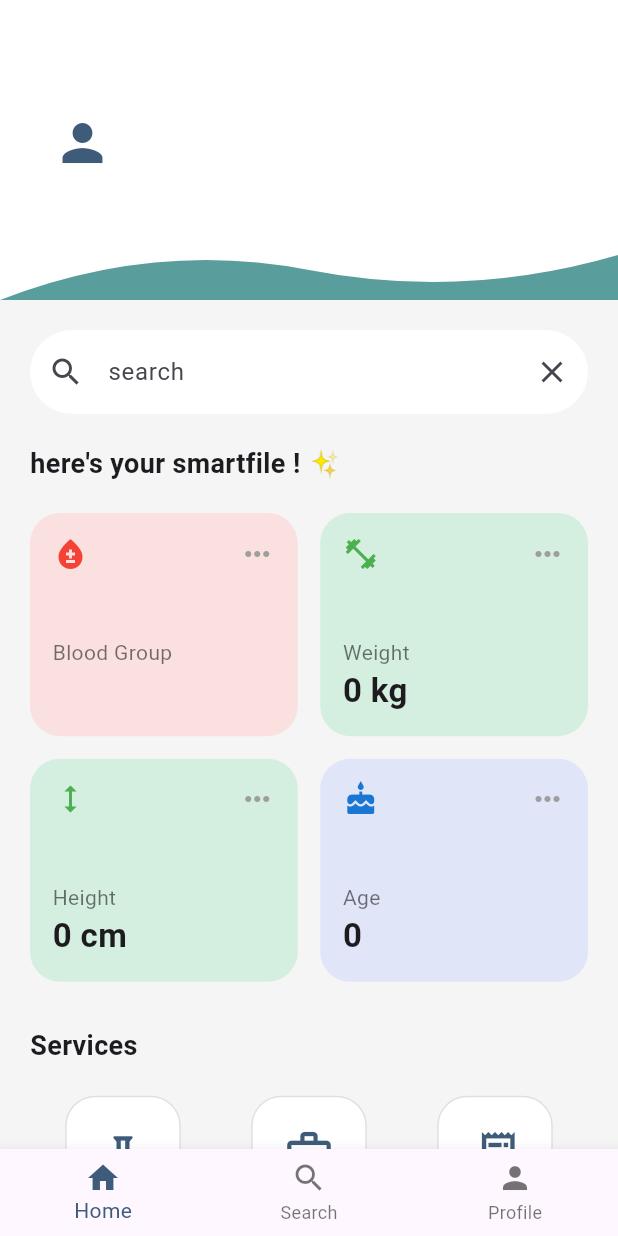
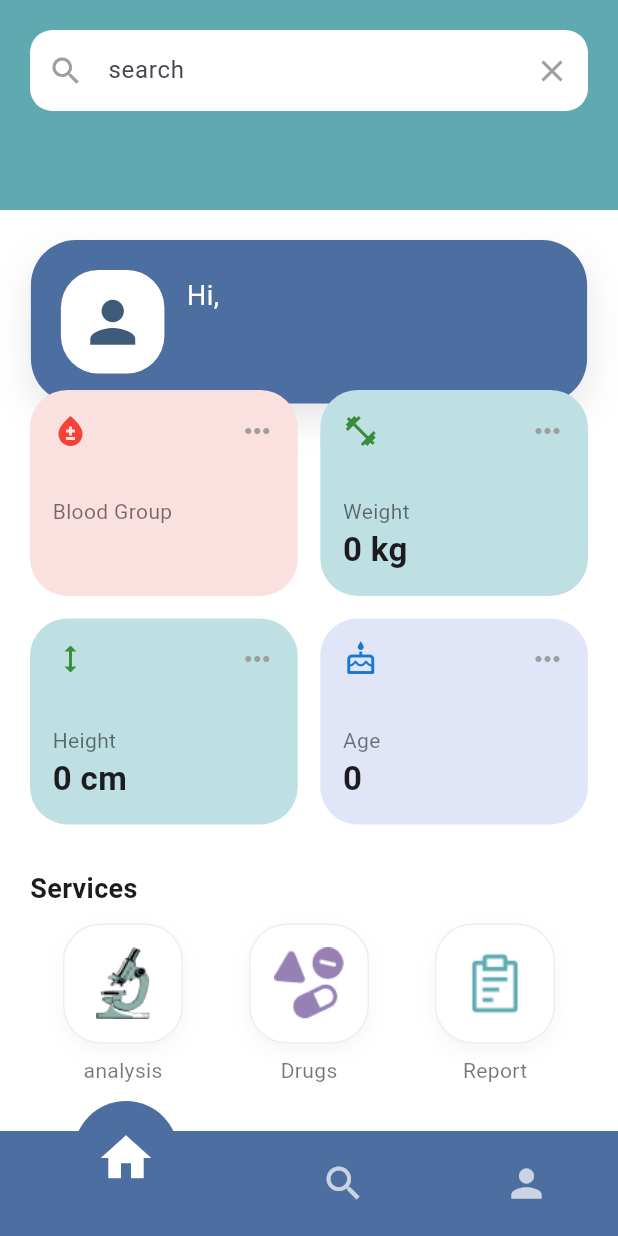
Before and after one commit to DimaRAF/arva, a Flutter app: the PatientHomeScreen screen opened directly, on a phone screen of 412 x 824 dp. Run offline on Flutter 3.47's test engine with Material 3 defaults, Android fonts, the phone set to English and light mode, and no system bars; our stand-ins replace cloud_firestore, firebase_auth, firebase_core; accounts and stored records are empty.

Commit message:
build the

```diff
--- a/lib/screens/pateint_home.dart
+++ b/lib/screens/pateint_home.dart
@@ -10,9 +10,9 @@ class PatientHomeScreen extends StatefulWidget {
 }
 
 class _PatientHomeScreenState extends State<PatientHomeScreen> {
-  // متغير لحفظ بيانات المستخدم
   Map<String, dynamic>? _patientData;
   bool _isLoading = true;
+  int _selectedIndex = 0;
 
   @override
   void initState() {
@@ -20,84 +20,96 @@ class _PatientHomeScreenState extends State<PatientHomeScreen> {
     _fetchPatientData();
   }
 
-  // --- دالة لجلب بيانات المريض الحالي من Firestore ---
   Future<void> _fetchPatientData() async {
-    // الحصول على المستخدم الحالي
+    if (!mounted) return;
+    setState(() { _isLoading = true; });
+
     User? user = FirebaseAuth.instance.currentUser;
-
     if (user != null) {
       try {
-        // قراءة الملف الذي يطابق userId الخاص بالمستخدم
         DocumentSnapshot doc = await FirebaseFirestore.instance
-            .collection('patient_profiles')
+            .collection('users')
             .doc(user.uid)
             .get();
 
-        if (doc.exists) {
+        if (doc.exists && mounted) {
           setState(() {
             _patientData = doc.data() as Map<String, dynamic>?;
-            _isLoading = false;
           });
-        } else {
-          // في حال لم يتم العثور على بيانات للمستخدم
+        }
+      } catch (e) {
+        print("Error fetching patient data: $e");
+      }
+    }
+
+    if (mounted) {
       setState(() {
         _isLoading = false;
       });
-          print("No data found for this patient.");
-        }
-      } catch (e) {
-        setState(() {
-          _isLoading = false;
-        });
-        print("Error fetching patient data: $e");
-      }
     }
   }
 
   @override
   Widget build(BuildContext context) {
     return Scaffold(
-      backgroundColor: Colors.grey.shade100,
+      backgroundColor: Colors.white,
+
       body: _isLoading
-          ? const Center(child: CircularProgressIndicator())
-          : _patientData == null
-              ? const Center(child: Text("No patient data available."))
-              : CustomScrollView(
-                  slivers: [
-                    _buildAppBar(),
-                    _buildBody(),
-                  ],
-                ),
-      bottomNavigationBar: _buildBottomNavBar(),
-    );
-  }
+          ? const Center(child: CircularProgressIndicator(valueColor: AlwaysStoppedAnimation<Color>(Color(0xFF3E5B7A))))
+          : SingleChildScrollView(
+              child: Column(
+                children: [
 
-  // --- الأجزاء المختلفة للواجهة ---
+                  Stack(
+                    clipBehavior: Clip.none,
+                    alignment: Alignment.center,
+                    children: [
 
-  SliverAppBar _buildAppBar() {
-    return SliverAppBar(
-      expandedHeight: 200.0,
-      backgroundColor: const Color(0xFF5A9D9D),
-      pinned: true,
-      flexibleSpace: FlexibleSpaceBar(
-        background: Stack(
-          children: [
-            // الشكل المنحني في الخلفية
-            Positioned.fill(
-              child: ClipPath(
-                clipper: AppBarClipper(),
-                child: Container(color: Colors.white),
+                      Container(
+                        height: 140,
+                        width: double.infinity,
+                        color: const Color(0xFF5FAAB1),
+                        child: SafeArea(
+                          child: Padding(
+                            padding: const EdgeInsets.symmetric(horizontal: 20.0, vertical: 20.0),
+                            child: Align(
+                              alignment: Alignment.topCenter,
+                              child: TextField(
+                                decoration: InputDecoration(
+                                  hintText: 'search',
+                                  prefixIcon: const Icon(Icons.search, color: Colors.grey),
+                                  suffixIcon: const Icon(Icons.close, color: Colors.grey),
+                                  filled: true,
+                                  fillColor: Colors.white,
+                                  contentPadding: const EdgeInsets.symmetric(vertical: 15),
+                                  border: OutlineInputBorder(
+                                    borderRadius: BorderRadius.circular(15),
+                                    borderSide: BorderSide.none,
                                   ),
                                 ),
-            // محتوى الـ AppBar
-            Padding(
-              padding: const EdgeInsets.all(20.0).copyWith(top: 60),
+                              ),
+                            ),
+                          ),
+                        ),
+                      ),
+
+
+                      Positioned(
+                        top: 160,
+                        child: Container(
+                          width: MediaQuery.of(context).size.width * 0.9,
+                          padding: const EdgeInsets.all(20),
+                          decoration: BoxDecoration(
+                            color: const Color(0xFF4C6EA0),
+                            borderRadius: BorderRadius.circular(30),
+                            boxShadow: [BoxShadow(color: Colors.black.withOpacity(0.1), blurRadius: 20, offset: const Offset(0, 10))],
+                          ),
                           child: Row(
                             children: [
-                  const CircleAvatar(
-                    radius: 35,
-                    backgroundColor: Colors.white,
-                    child: Icon(Icons.person, size: 40, color: Color(0xFF3E5B7A)),
+                              Container(
+                                padding: const EdgeInsets.all(12),
+                                decoration: BoxDecoration(color: Colors.white, borderRadius: BorderRadius.circular(25)),
+                                child: const Icon(Icons.person, size: 45, color: Color(0xFF3E5B7A)),
                               ),
                               const SizedBox(width: 15),
                               Column(
@@ -106,9 +118,55 @@ class _PatientHomeScreenState extends State<PatientHomeScreen> {
                                 children: [
                                   const Text("Hi,", style: TextStyle(color: Colors.white, fontSize: 18)),
                                   Text(
-                        _patientData?['username'] ?? 'User',
+                                    _patientData?['username']?.toUpperCase() ?? 'USER',
                                     style: const TextStyle(color: Colors.white, fontSize: 24, fontWeight: FontWeight.bold),
                                   ),
+                                ],
+                              ),
+
+                            ],
+                          ),
+                        ),
+                      ),
+
+                    ],
+                  ),
+
+
+                  Padding(
+                    padding: const EdgeInsets.fromLTRB(20, 90, 20, 20),
+                    child: Column(
+                      crossAxisAlignment: CrossAxisAlignment.start,
+
+                      children: [
+
+
+                         const SizedBox(height: 30),
+
+                        GridView.count(
+                          crossAxisCount: 2,
+                          shrinkWrap: true,
+                          physics: const NeverScrollableScrollPhysics(),
+                          crossAxisSpacing: 15,
+                          mainAxisSpacing: 15,
+                          childAspectRatio: 1.3,
+                          children: [
+
+                            _buildInfoCard(title: 'Blood Group', value: _patientData?['blood_group'] ?? '--', icon: Icons.bloodtype, color: const Color(0xFFFBE0E0), iconColor: Colors.red),
+                            _buildInfoCard(title: 'Weight', value: '${_patientData?['weight'] ?? '--'} kg', icon: Icons.fitness_center, color: const Color(0xFFBFE0E2), iconColor: Colors.green.shade700),
+                            _buildInfoCard(title: 'Height', value: '${_patientData?['height'] ?? '--'} cm', icon: Icons.height, color: const Color(0xFFBFE0E2), iconColor: Colors.green.shade700),
+                            _buildInfoCard(title: 'Age', value: '${_patientData?['age'] ?? '--'}', icon: Icons.cake_outlined, color: const Color(0xFFE0E6F8), iconColor: Colors.blue.shade700),
+                          ],
+                        ),
+                        const SizedBox(height: 30),
+                        const Text("Services", style: TextStyle(fontSize: 18, fontWeight: FontWeight.bold)),
+                        const SizedBox(height: 10),
+                        Row(
+                          mainAxisAlignment: MainAxisAlignment.spaceAround,
+                          children: [
+                            _buildServiceButton(imagePath: 'assets/analysis.png', label: 'analysis'),
+                            _buildServiceButton(imagePath: 'assets/drugs.png', label: 'Drugs'),
+                            _buildServiceButton(imagePath: 'assets/report.png', label: 'Report'),
                           ],
                         ),
                       ],
@@ -117,116 +175,46 @@ class _PatientHomeScreenState extends State<PatientHomeScreen> {
                 ],
               ),
             ),
+      bottomNavigationBar: _buildBottomNavBar(),
     );
   }
 
-  SliverToBoxAdapter _buildBody() {
-    return SliverToBoxAdapter(
-      child: Padding(
-        padding: const EdgeInsets.all(20.0),
-        child: Column(
-          crossAxisAlignment: CrossAxisAlignment.start,
-          children: [
-            // شريط البحث
-            TextField(
-              decoration: InputDecoration(
-                hintText: 'search',
-                prefixIcon: const Icon(Icons.search),
-                suffixIcon: const Icon(Icons.close),
-                filled: true,
-                fillColor: Colors.white,
-                border: OutlineInputBorder(
-                  borderRadius: BorderRadius.circular(30),
-                  borderSide: BorderSide.none,
+  Widget _buildBottomNavBar() {
+    return Container(
+      height:70,
+      decoration: const BoxDecoration(
+        color: Color(0xFF4C6EA0),
       ),
-              ),
-            ),
-            const SizedBox(height: 20),
-
-            // عنوان "here's your smartfile"
-            const Text(
-              "here's your smartfile ! ✨",
-              style: TextStyle(fontSize: 18, fontWeight: FontWeight.bold),
-            ),
-            const SizedBox(height: 20),
-
-            // الشبكة التي تحتوي على بيانات المريض
-            GridView.count(
-              crossAxisCount: 2,
-              shrinkWrap: true,
-              physics: const NeverScrollableScrollPhysics(),
-              crossAxisSpacing: 15,
-              mainAxisSpacing: 15,
-              childAspectRatio: 1.2,
-              children: [
-                _buildInfoCard(
-                  title: 'Blood Group',
-                  value: _patientData?['blood_group'] ?? 'N/A',
-                  icon: Icons.bloodtype,
-                  color: const Color(0xFFFBE0E0),
-                  iconColor: Colors.red,
-                ),
-                _buildInfoCard(
-                  title: 'Weight',
-                  value: '${_patientData?['weight'] ?? 0} kg',
-                  icon: Icons.fitness_center,
-                  color: const Color(0xFFD4EFDF),
-                  iconColor: Colors.green,
-                ),
-                _buildInfoCard(
-                  title: 'Height',
-                  value: '${_patientData?['height'] ?? 0} cm',
-                  icon: Icons.height,
-                  color: const Color(0xFFD4EFDF),
-                  iconColor: Colors.green,
-                ),
-                _buildInfoCard(
-                  title: 'Age',
-                  value: '${_patientData?['age'] ?? 0}',
-                  icon: Icons.cake,
-                  color: const Color(0xFFE0E6F8),
-                  iconColor: Colors.blue.shade700,
-                ),
-              ],
-            ),
-            const SizedBox(height: 30),
-
-            // عنوان "Services"
-            const Text(
-              "Services",
-              style: TextStyle(fontSize: 18, fontWeight: FontWeight.bold),
-            ),
-            const SizedBox(height: 20),
-
-            // أزرار الخدمات
-            Row(
+      child: Row(
         mainAxisAlignment: MainAxisAlignment.spaceAround,
         children: [
-                _buildServiceButton(icon: Icons.science_outlined, label: 'analysis'),
-                _buildServiceButton(icon: Icons.medical_services_outlined, label: 'Drugs'),
-                _buildServiceButton(icon: Icons.receipt_long_outlined, label: 'Report'),
+          _buildNavItem(icon: Icons.home, index: 0),
+          _buildNavItem(icon: Icons.search, index: 1),
+          _buildNavItem(icon: Icons.person, index: 2),
         ],
-            )
-          ],
-        ),
       ),
     );
   }
 
-  BottomNavigationBar _buildBottomNavBar() {
-    return BottomNavigationBar(
-      items: const <BottomNavigationBarItem>[
-        BottomNavigationBarItem(icon: Icon(Icons.home), label: 'Home'),
-        BottomNavigationBarItem(icon: Icon(Icons.search), label: 'Search'),
-        BottomNavigationBarItem(icon: Icon(Icons.person), label: 'Profile'),
-      ],
-      currentIndex: 0,
-      selectedItemColor: const Color(0xFF3E5B7A),
-      // onTap: _onItemTapped,
+  Widget _buildNavItem({required IconData icon, required int index}) {
+    final isSelected = _selectedIndex == index;
+    return GestureDetector(
+      onTap: () => setState(() => _selectedIndex = index),
+      child: isSelected
+          ? Transform.translate(
+              offset: const Offset(0, -20),
+              child: Container(
+                padding: const EdgeInsets.all(18),
+                decoration: const BoxDecoration(
+                  shape: BoxShape.circle,
+                  color: Color(0xFF4C6EA0),
+                ),
+                child: Icon(icon, color: Colors.white, size: 40),
+              ),
+            )
+          : Icon(icon, color: Colors.white.withOpacity(0.7), size: 30),
     );
   }
-
-  // --- دوال مساعدة لبناء الويدجتس الصغيرة ---
 
   Widget _buildInfoCard({
     required String title,
@@ -237,10 +225,7 @@ class _PatientHomeScreenState extends State<PatientHomeScreen> {
   }) {
     return Container(
       padding: const EdgeInsets.all(15),
-      decoration: BoxDecoration(
-        color: color,
-        borderRadius: BorderRadius.circular(20),
-      ),
+      decoration: BoxDecoration(color: color, borderRadius: BorderRadius.circular(25)),
       child: Column(
         crossAxisAlignment: CrossAxisAlignment.start,
         children: [
@@ -259,17 +244,20 @@ class _PatientHomeScreenState extends State<PatientHomeScreen> {
     );
   }
 
-  Widget _buildServiceButton({required IconData icon, required String label}) {
+  Widget _buildServiceButton({required String imagePath, required String label}) {
     return Column(
       children: [
         Container(
-          padding: const EdgeInsets.all(20),
+          padding: const EdgeInsets.all(15),
+          width: 80,
+          height: 80,
           decoration: BoxDecoration(
             color: Colors.white,
-            borderRadius: BorderRadius.circular(20),
-            border: Border.all(color: Colors.grey.shade300),
+            borderRadius: BorderRadius.circular(25),
+            border: Border.all(color: Colors.grey.shade200),
+            boxShadow: [BoxShadow(color: Colors.grey.shade100, blurRadius: 10, offset: const Offset(0, 5))],
           ),
-          child: Icon(icon, size: 35, color: const Color(0xFF3E5B7A)),
+          child: Image.asset(imagePath),
         ),
         const SizedBox(height: 8),
         Text(label, style: const TextStyle(color: Colors.black54)),
@@ -277,20 +265,3 @@ class _PatientHomeScreenState extends State<PatientHomeScreen> {
     );
   }
 }
-
-
-// كلاس لرسم الشكل المنحني في الـ AppBar
-class AppBarClipper extends CustomClipper<Path> {
-  @override
-  Path getClip(Size size) {
-    var path = Path();
-    path.lineTo(0, size.height);
-    path.quadraticBezierTo(size.width / 4, size.height - 40, size.width / 2, size.height - 20);
-    path.quadraticBezierTo(3 / 4 * size.width, size.height, size.width, size.height - 30);
-    path.lineTo(size.width, 0);
-    return path;
-  }
-
-  @override
-  bool shouldReclip(CustomClipper<Path> oldClipper) => false;
-}
--- a/pubspec.yaml
+++ b/pubspec.yaml
@@ -65,6 +65,9 @@ flutter:
     - assets/logo.png
     - assets/logo1.png
     - assets/doctors.png
+    - assets/analysis.png
+    - assets/drugs.png
+    - assets/report.png
 
   # The following line ensures that the Material Icons font is
   # included with your application, so that you can use the icons in
```
Also changed, not shown: assets/analysis.png (added), assets/drugs.png (added), assets/report.png (added). Lines whose indentation alone changed are shown as unchanged.
